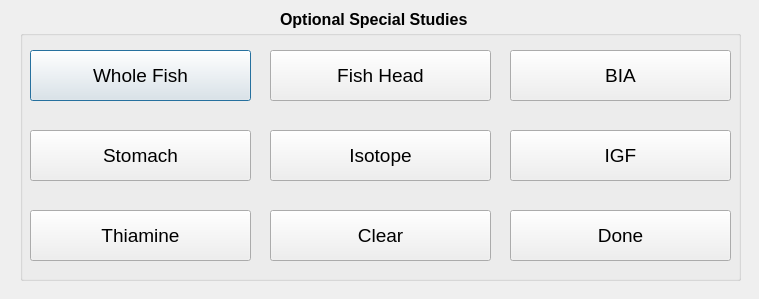
The window that ui/ABLJuvSalmonSpecialStudiesDlg.ui (guyuhong/CLAMS) describes before a commit, drawn with Qt 5.
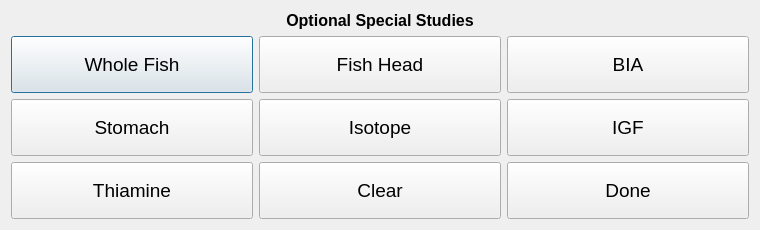
The same window after the commit.

Commit message:
uis: all abl specials, add catch, basket edit; dlgs: all abl specials, basket edit
UIs and compiled: ABLImMatSalmonSpecialStudiesDlg.ui, ABLJuvSalmonSpecialStudiesDlg.ui, ABLSpecialStudiesDlg.ui, AddCatchSpcDlg.ui, BasketEditDlg.ui

MeasurementDialogs: ablimmatsalmonspecialstudiesdlg.py, abljuvsalmonspecialstudiesdlg.py, ablspecialstudiesdlg.py, basketeditdlg.py

```diff
--- a/ui/ABLJuvSalmonSpecialStudiesDlg.ui
+++ b/ui/ABLJuvSalmonSpecialStudiesDlg.ui
@@ -6,33 +6,51 @@
    <rect>
     <x>0</x>
     <y>0</y>
-    <width>759</width>
-    <height>299</height>
+    <width>760</width>
+    <height>230</height>
    </rect>
   </property>
+  <property name="minimumSize">
+   <size>
+    <width>760</width>
+    <height>230</height>
+   </size>
+  </property>
   <property name="windowTitle">
    <string>Special Studies</string>
   </property>
-  <widget class="QGroupBox" name="groupBox">
-   <property name="geometry">
-    <rect>
-     <x>20</x>
-     <y>30</y>
-     <width>721</width>
-     <height>251</height>
-    </rect>
-   </property>
-   <property name="title">
-    <string/>
-   </property>
+  <layout class="QVBoxLayout" name="verticalLayout_4">
+   <item>
+    <layout class="QHBoxLayout" name="horizontalLayout">
+     <item>
+      <widget class="QLabel" name="label_3">
+       <property name="font">
+        <font>
+         <pointsize>12</pointsize>
+         <bold>true</bold>
+        </font>
+       </property>
+       <property name="text">
+        <string>Optional Special Studies</string>
+       </property>
+       <property name="alignment">
+        <set>Qt::AlignCenter</set>
+       </property>
+      </widget>
+     </item>
+    </layout>
+   </item>
+   <item>
+    <layout class="QHBoxLayout" name="horizontalLayout_2">
+     <item>
+      <layout class="QVBoxLayout" name="verticalLayout">
+       <item>
    <widget class="QPushButton" name="wfBtn">
-    <property name="geometry">
-     <rect>
-      <x>10</x>
-      <y>20</y>
-      <width>221</width>
-      <height>51</height>
-     </rect>
+         <property name="sizePolicy">
+          <sizepolicy hsizetype="Minimum" vsizetype="Expanding">
+           <horstretch>0</horstretch>
+           <verstretch>0</verstretch>
+          </sizepolicy>
     </property>
     <property name="font">
      <font>
@@ -46,14 +64,14 @@
      <bool>true</bool>
     </property>
    </widget>
+       </item>
+       <item>
    <widget class="QPushButton" name="stomachBtn">
-    <property name="geometry">
-     <rect>
-      <x>10</x>
-      <y>100</y>
-      <width>221</width>
-      <height>51</height>
-     </rect>
+         <property name="sizePolicy">
+          <sizepolicy hsizetype="Minimum" vsizetype="Expanding">
+           <horstretch>0</horstretch>
+           <verstretch>0</verstretch>
+          </sizepolicy>
     </property>
     <property name="font">
      <font>
@@ -67,35 +85,14 @@
      <bool>true</bool>
     </property>
    </widget>
-   <widget class="QPushButton" name="biaBtn">
-    <property name="geometry">
-     <rect>
-      <x>490</x>
-      <y>20</y>
-      <width>221</width>
-      <height>51</height>
-     </rect>
-    </property>
-    <property name="font">
-     <font>
-      <pointsize>14</pointsize>
-     </font>
-    </property>
-    <property name="text">
-     <string>BIA</string>
-    </property>
-    <property name="checkable">
-     <bool>true</bool>
-    </property>
-   </widget>
+       </item>
+       <item>
    <widget class="QPushButton" name="thiamineBtn">
-    <property name="geometry">
-     <rect>
-      <x>10</x>
-      <y>180</y>
-      <width>221</width>
-      <height>51</height>
-     </rect>
+         <property name="sizePolicy">
+          <sizepolicy hsizetype="Minimum" vsizetype="Expanding">
+           <horstretch>0</horstretch>
+           <verstretch>0</verstretch>
+          </sizepolicy>
     </property>
     <property name="font">
      <font>
@@ -109,14 +106,18 @@
      <bool>true</bool>
     </property>
    </widget>
-   <widget class="QPushButton" name="doneBtn">
-    <property name="geometry">
-     <rect>
-      <x>490</x>
-      <y>180</y>
-      <width>221</width>
-      <height>51</height>
-     </rect>
+       </item>
+      </layout>
+     </item>
+     <item>
+      <layout class="QVBoxLayout" name="verticalLayout_2">
+       <item>
+        <widget class="QPushButton" name="fhBtn">
+         <property name="sizePolicy">
+          <sizepolicy hsizetype="Minimum" vsizetype="Expanding">
+           <horstretch>0</horstretch>
+           <verstretch>0</verstretch>
+          </sizepolicy>
     </property>
     <property name="font">
      <font>
@@ -124,17 +125,41 @@
      </font>
     </property>
     <property name="text">
-     <string>Done</string>
-    </property>
-   </widget>
+          <string>Fish Head</string>
+         </property>
+         <property name="checkable">
+          <bool>true</bool>
+         </property>
+        </widget>
+       </item>
+       <item>
+        <widget class="QPushButton" name="isotopeBtn">
+         <property name="sizePolicy">
+          <sizepolicy hsizetype="Minimum" vsizetype="Expanding">
+           <horstretch>0</horstretch>
+           <verstretch>0</verstretch>
+          </sizepolicy>
+         </property>
+         <property name="font">
+          <font>
+           <pointsize>14</pointsize>
+          </font>
+         </property>
+         <property name="text">
+          <string>Isotope</string>
+         </property>
+         <property name="checkable">
+          <bool>true</bool>
+         </property>
+        </widget>
+       </item>
+       <item>
    <widget class="QPushButton" name="clearBtn">
-    <property name="geometry">
-     <rect>
-      <x>250</x>
-      <y>180</y>
-      <width>221</width>
-      <height>51</height>
-     </rect>
+         <property name="sizePolicy">
+          <sizepolicy hsizetype="Minimum" vsizetype="Expanding">
+           <horstretch>0</horstretch>
+           <verstretch>0</verstretch>
+          </sizepolicy>
     </property>
     <property name="font">
      <font>
@@ -145,14 +170,39 @@
      <string>Clear</string>
     </property>
    </widget>
+       </item>
+      </layout>
+     </item>
+     <item>
+      <layout class="QVBoxLayout" name="verticalLayout_3">
+       <item>
+        <widget class="QPushButton" name="biaBtn">
+         <property name="sizePolicy">
+          <sizepolicy hsizetype="Minimum" vsizetype="Expanding">
+           <horstretch>0</horstretch>
+           <verstretch>0</verstretch>
+          </sizepolicy>
+         </property>
+         <property name="font">
+          <font>
+           <pointsize>14</pointsize>
+          </font>
+         </property>
+         <property name="text">
+          <string>BIA</string>
+         </property>
+         <property name="checkable">
+          <bool>true</bool>
+         </property>
+        </widget>
+       </item>
+       <item>
    <widget class="QPushButton" name="igfBtn">
-    <property name="geometry">
-     <rect>
-      <x>490</x>
-      <y>100</y>
-      <width>221</width>
-      <height>51</height>
-     </rect>
+         <property name="sizePolicy">
+          <sizepolicy hsizetype="Minimum" vsizetype="Expanding">
+           <horstretch>0</horstretch>
+           <verstretch>0</verstretch>
+          </sizepolicy>
     </property>
     <property name="font">
      <font>
@@ -166,14 +216,14 @@
      <bool>true</bool>
     </property>
    </widget>
-   <widget class="QPushButton" name="isotopeBtn">
-    <property name="geometry">
-     <rect>
-      <x>250</x>
-      <y>100</y>
-      <width>221</width>
-      <height>51</height>
-     </rect>
+       </item>
+       <item>
+        <widget class="QPushButton" name="doneBtn">
+         <property name="sizePolicy">
+          <sizepolicy hsizetype="Minimum" vsizetype="Expanding">
+           <horstretch>0</horstretch>
+           <verstretch>0</verstretch>
+          </sizepolicy>
     </property>
     <property name="font">
      <font>
@@ -181,54 +231,15 @@
      </font>
     </property>
     <property name="text">
-     <string>Isotope</string>
-    </property>
-    <property name="checkable">
-     <bool>true</bool>
-    </property>
-   </widget>
-   <widget class="QPushButton" name="fhBtn">
-    <property name="geometry">
-     <rect>
-      <x>250</x>
-      <y>20</y>
-      <width>221</width>
-      <height>51</height>
-     </rect>
-    </property>
-    <property name="font">
-     <font>
-      <pointsize>14</pointsize>
-     </font>
-    </property>
-    <property name="text">
-     <string>Fish Head</string>
-    </property>
-    <property name="checkable">
-     <bool>true</bool>
-    </property>
-   </widget>
-  </widget>
-  <widget class="QLabel" name="label_3">
-   <property name="geometry">
-    <rect>
-     <x>280</x>
-     <y>10</y>
-     <width>197</width>
-     <height>19</height>
-    </rect>
-   </property>
-   <property name="font">
-    <font>
-     <pointsize>12</pointsize>
-     <weight>75</weight>
-     <bold>true</bold>
-    </font>
-   </property>
-   <property name="text">
-    <string>Optional Special Studies</string>
-   </property>
-  </widget>
+          <string>Done</string>
+         </property>
+        </widget>
+       </item>
+      </layout>
+     </item>
+    </layout>
+   </item>
+  </layout>
  </widget>
  <resources/>
  <connections/>
```
Lines whose indentation alone changed are shown as unchanged. The commit also changes 14 other files.
